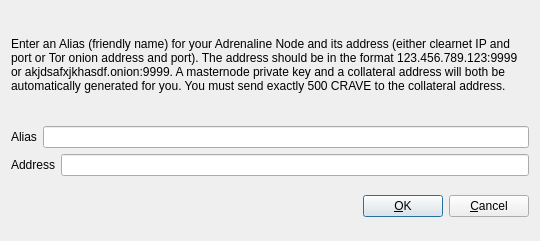
Qt form src/qt/forms/addeditadrenalinenode.ui (CooleRRSA/crave) before a commit.
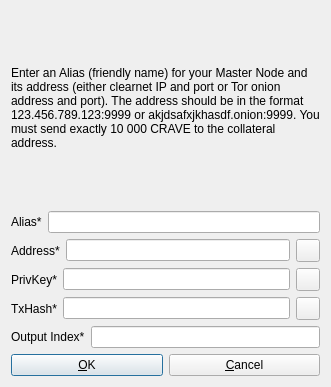
The same form after that commit. Icons and pictures are not drawn.

```diff
--- a/src/qt/forms/addeditadrenalinenode.ui
+++ b/src/qt/forms/addeditadrenalinenode.ui
@@ -6,8 +6,8 @@
    <rect>
     <x>0</x>
     <y>0</y>
-    <width>540</width>
-    <height>241</height>
+    <width>331</width>
+    <height>387</height>
    </rect>
   </property>
   <property name="windowTitle">
@@ -18,15 +18,7 @@
   </property>
   <layout class="QVBoxLayout" name="verticalLayout">
    <item>
-    <layout class="QVBoxLayout" name="verticalLayout_2">
-     <property name="topMargin">
-      <number>0</number>
-     </property>
-     <property name="bottomMargin">
-      <number>0</number>
-     </property>
-     <item>
-      <widget class="QLabel" name="label_3">
+    <widget class="QLabel" name="label_9">
        <property name="sizePolicy">
         <sizepolicy hsizetype="Preferred" vsizetype="Expanding">
          <horstretch>0</horstretch>
@@ -34,7 +26,7 @@
         </sizepolicy>
        </property>
        <property name="text">
-        <string>&lt;html&gt;&lt;head/&gt;&lt;body&gt;&lt;p&gt;Enter an Alias (friendly name) for your Adrenaline Node and its address (either clearnet IP and port or Tor onion address and port).  The address should be in the format 123.456.789.123:9999 or akjdsafxjkhasdf.onion:9999.  A masternode private key and a collateral address will both be automatically generated for you.  You must send exactly 500 CRAVE to the collateral address.&lt;/p&gt;&lt;/body&gt;&lt;/html&gt;</string>
+      <string>&lt;html&gt;&lt;head/&gt;&lt;body&gt;&lt;p&gt;Enter an Alias (friendly name) for your Master Node and its address (either clearnet IP and port or Tor onion address and port). The address should be in the format 123.456.789.123:9999 or akjdsafxjkhasdf.onion:9999. You must send exactly 10 000 CRAVE to the collateral address.&lt;/p&gt;&lt;/body&gt;&lt;/html&gt;</string>
        </property>
        <property name="wordWrap">
         <bool>true</bool>
@@ -42,14 +34,14 @@
       </widget>
      </item>
      <item>
-      <layout class="QHBoxLayout" name="horizontalLayout">
+    <layout class="QHBoxLayout" name="horizontalLayout_4">
        <property name="bottomMargin">
         <number>0</number>
        </property>
        <item>
         <widget class="QLabel" name="label">
          <property name="text">
-          <string>Alias</string>
+        <string>Alias*</string>
          </property>
         </widget>
        </item>
@@ -59,20 +51,37 @@
       </layout>
      </item>
      <item>
-      <layout class="QHBoxLayout" name="horizontalLayout_2">
+    <layout class="QHBoxLayout" name="horizontalLayout_5">
        <property name="bottomMargin">
         <number>0</number>
        </property>
        <item>
-        <widget class="QLabel" name="label_2">
+      <widget class="QLabel" name="label_6">
          <property name="text">
-          <string>Address</string>
+        <string>Address*</string>
          </property>
         </widget>
        </item>
        <item>
         <widget class="QLineEdit" name="addressLineEdit"/>
        </item>
+     <item>
+      <widget class="QToolButton" name="AddEditAddressPasteButton">
+       <property name="toolTip">
+        <string>Paste address from clipboard</string>
+       </property>
+       <property name="text">
+        <string/>
+       </property>
+       <property name="icon">
+        <iconset resource="../bitcoin.qrc">
+         <normaloff>:/icons/editpaste</normaloff>:/icons/editpaste</iconset>
+       </property>
+       <property name="shortcut">
+        <string>Alt+P</string>
+       </property>
+      </widget>
+     </item>
       </layout>
      </item>
      <item>
@@ -80,57 +89,88 @@
        <property name="bottomMargin">
         <number>0</number>
        </property>
-      </layout>
+     <item>
+      <widget class="QLabel" name="label_5">
+       <property name="text">
+        <string>PrivKey*</string>
+       </property>
+      </widget>
+     </item>
+     <item>
+      <widget class="QLineEdit" name="privkeyLineEdit"/>
+     </item>
+     <item>
+      <widget class="QToolButton" name="AddEditPrivkeyPasteButton">
+       <property name="toolTip">
+        <string>Paste address from clipboard</string>
+       </property>
+       <property name="text">
+        <string/>
+       </property>
+       <property name="icon">
+        <iconset resource="../bitcoin.qrc">
+         <normaloff>:/icons/editpaste</normaloff>:/icons/editpaste</iconset>
+       </property>
+       <property name="shortcut">
+        <string>Alt+P</string>
+       </property>
+      </widget>
+     </item>
+    </layout>
+   </item>
+   <item>
+    <layout class="QHBoxLayout" name="horizontalLayout_2">
+     <property name="bottomMargin">
+      <number>0</number>
+     </property>
+     <item>
+      <widget class="QLabel" name="label_2">
+       <property name="text">
+        <string>TxHash*</string>
+       </property>
+      </widget>
+     </item>
+     <item>
+      <widget class="QLineEdit" name="txhashLineEdit"/>
+     </item>
+     <item>
+      <widget class="QToolButton" name="AddEditTxhashPasteButton">
+       <property name="toolTip">
+        <string>Paste address from clipboard</string>
+       </property>
+       <property name="text">
+        <string/>
+       </property>
+       <property name="icon">
+        <iconset resource="../bitcoin.qrc">
+         <normaloff>:/icons/editpaste</normaloff>:/icons/editpaste</iconset>
+       </property>
+       <property name="shortcut">
+        <string>Alt+P</string>
+       </property>
+      </widget>
+     </item>
+    </layout>
+   </item>
+   <item>
+    <layout class="QHBoxLayout" name="horizontalLayout_8">
+     <property name="bottomMargin">
+      <number>0</number>
+     </property>
+     <item>
+      <widget class="QLabel" name="label_8">
+       <property name="text">
+        <string>Output Index*</string>
+       </property>
+      </widget>
+     </item>
+     <item>
+      <widget class="QLineEdit" name="outputindexLineEdit"/>
      </item>
     </layout>
    </item>
    <item>
     <layout class="QHBoxLayout" name="horizontalLayout_Buttons">
-     <item>
-      <spacer name="horizontalSpacer_1">
-       <property name="orientation">
-        <enum>Qt::Horizontal</enum>
-       </property>
-       <property name="sizeHint" stdset="0">
-        <size>
-         <width>40</width>
-         <height>48</height>
-        </size>
-       </property>
-      </spacer>
-     </item>
-     <item>
-      <widget class="QLabel" name="statusLabel">
-       <property name="font">
-        <font>
-         <weight>75</weight>
-         <bold>true</bold>
-        </font>
-       </property>
-       <property name="text">
-        <string/>
-       </property>
-       <property name="textFormat">
-        <enum>Qt::PlainText</enum>
-       </property>
-       <property name="wordWrap">
-        <bool>true</bool>
-       </property>
-      </widget>
-     </item>
-     <item>
-      <spacer name="horizontalSpacer_2">
-       <property name="orientation">
-        <enum>Qt::Horizontal</enum>
-       </property>
-       <property name="sizeHint" stdset="0">
-        <size>
-         <width>40</width>
-         <height>48</height>
-        </size>
-       </property>
-      </spacer>
-     </item>
      <item>
       <widget class="QPushButton" name="okButton">
        <property name="text">
```
Left out of the diff: 8 changed lines with no effect on the pictures. Lines whose indentation alone changed are shown as unchanged.
